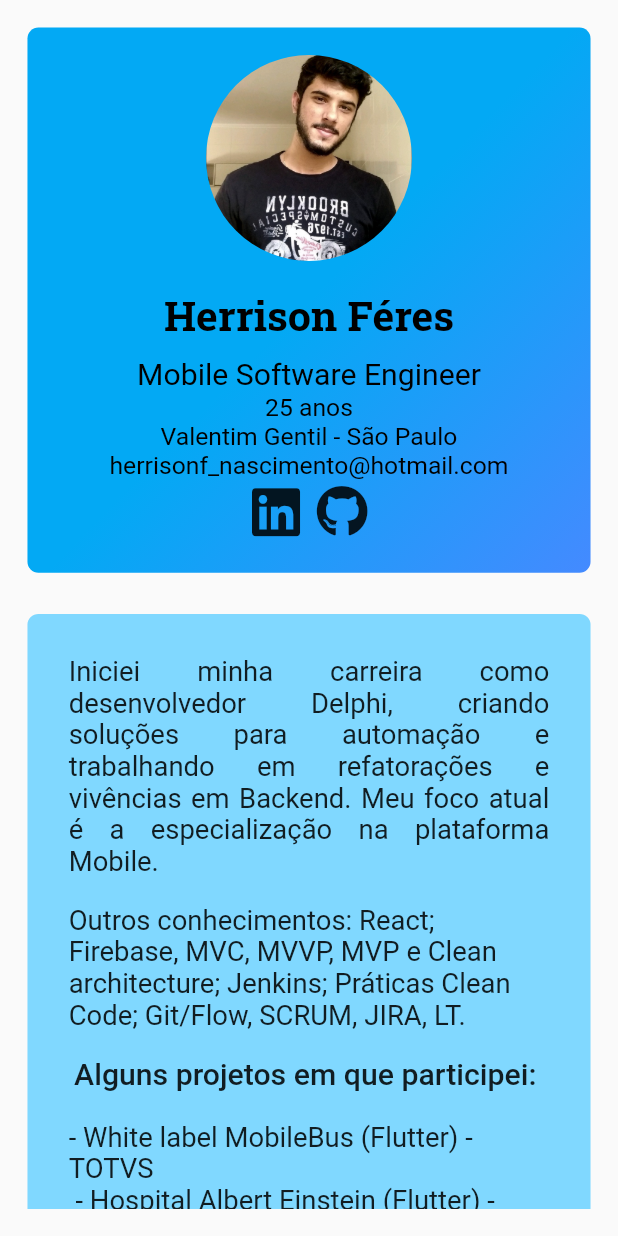
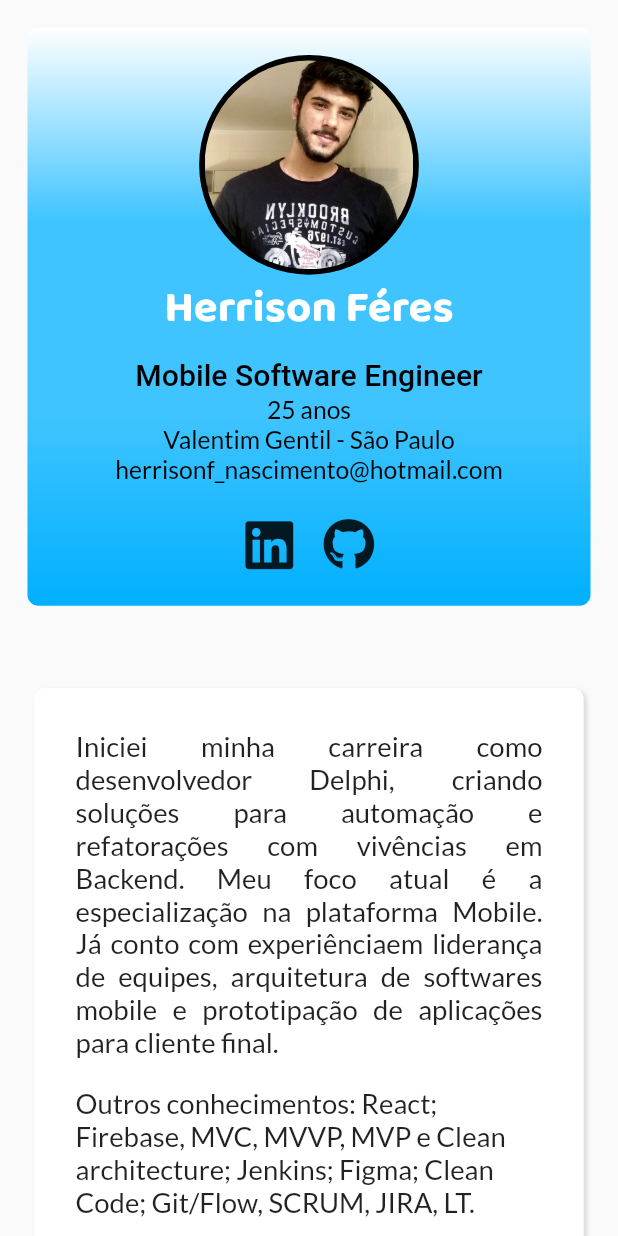
Before and after one commit to HerrisonF/curriculo_online, a Flutter app: the screen it shows after launch, on a phone screen of 412 x 824 dp. Run offline on Flutter 3.47's test engine with Material 2 defaults, Android fonts, the phone set to English and light mode, and no system bars; our stand-ins replace carousel_slider, font_awesome_flutter, get_it, go_router, google_fonts, percent_indicator and 3 more; missing offline and left inert: dart:html; Roboto replaces fonts that are missing (Mukta).

Commit message:
atualização

```diff
--- a/lib/pages/home_page/components/header_vertical_component.dart
+++ b/lib/pages/home_page/components/header_vertical_component.dart
@@ -21,17 +21,18 @@ class HeaderVerticalComponent extends StatelessWidget {
   @override
   Widget build(BuildContext context) {
     return Container(
-      padding: const EdgeInsets.only(bottom: 20),
       margin: const EdgeInsets.only(bottom: 20),
+      padding: const EdgeInsets.only(top: 20),
       width: double.infinity,
       decoration: BoxDecoration(
-        gradient: const LinearGradient(
-          begin: Alignment.topLeft,
-          end: Alignment.bottomRight,
+        gradient: LinearGradient(
+          begin: Alignment.topCenter,
+          end: Alignment.bottomCenter,
           colors: [
-            Colors.lightBlue,
-            Colors.lightBlue,
-            Colors.blueAccent,
+            Colors.white,
+            Colors.lightBlueAccent,
+            Colors.lightBlueAccent,
+            Colors.lightBlueAccent.shade400,
           ],
         ),
         borderRadius: BorderRadius.circular(8),
@@ -41,16 +42,13 @@ class HeaderVerticalComponent extends StatelessWidget {
         children: [
           const ResponsiveRowColumnItem(
             child: MyPictureWidget(
-              height: 150,
-              width: 150,
+              height: 160,
+              width: 160,
               borderRadius: 100,
             ),
           ),
-          ResponsiveRowColumnItem(
-            child: Container(
-              margin: const EdgeInsets.symmetric(horizontal: 20),
-              child: const MyPersonalInfoWidget(alignment: Alignment.center),
-            ),
+          const ResponsiveRowColumnItem(
+            child: MyPersonalInfoWidget(alignment: Alignment.center),
           ),
           ResponsiveRowColumnItem(
             child: MySocialMediaWidget(
--- a/lib/pages/home_page/components/introduction_resume_component.dart
+++ b/lib/pages/home_page/components/introduction_resume_component.dart
@@ -8,28 +8,35 @@ class IntroductionResumeComponent extends StatelessWidget {
   Widget build(BuildContext context) {
     return Container(
       padding: const EdgeInsets.symmetric(horizontal: 30, vertical: 30),
+      margin: const EdgeInsets.symmetric(horizontal: 5),
       decoration: BoxDecoration(
         borderRadius: BorderRadius.circular(8),
-        color: Colors.lightBlueAccent.shade100,
+        color: Colors.white,
+        boxShadow: const [
+          BoxShadow(
+              color: Colors.black12,
+              offset: Offset(2, 2),
+            blurRadius: 2
+          ),
+        ],
       ),
       child: Column(
         children: [
           Text(
-            "Iniciei minha carreira como desenvolvedor Delphi, criando soluções para automação e trabalhando em refatorações e vivências em Backend. Meu foco atual é a especialização na plataforma Mobile. ",
+            "Iniciei minha carreira como desenvolvedor Delphi, criando soluções para automação e refatorações com vivências em Backend. Meu foco atual é a especialização na plataforma Mobile. Já conto com experiência"
+            "em liderança de equipes, arquitetura de softwares mobile e prototipação de aplicações para cliente final.",
             textAlign: TextAlign.justify,
-            style: GoogleFonts.mukta(
+            style: GoogleFonts.lato(
               fontSize: 20,
-              fontWeight: FontWeight.w400,
             ),
           ),
           const SizedBox(
             height: 20,
           ),
           Text(
-            "Outros conhecimentos: React; Firebase, MVC, MVVP, MVP e Clean architecture; Jenkins; Práticas Clean Code; Git/Flow, SCRUM, JIRA, LT. ",
-            style: GoogleFonts.mukta(
+            "Outros conhecimentos: React; Firebase, MVC, MVVP, MVP e Clean architecture; Jenkins; Figma; Clean Code; Git/Flow, SCRUM, JIRA, LT. ",
+            style: GoogleFonts.lato(
               fontSize: 20,
-              fontWeight: FontWeight.w400,
             ),
           ),
           const SizedBox(
@@ -37,7 +44,7 @@ class IntroductionResumeComponent extends StatelessWidget {
           ),
           Text(
             "Alguns projetos em que participei: ",
-            style: GoogleFonts.mukta(
+            style: GoogleFonts.lato(
               fontSize: 22,
               fontWeight: FontWeight.w500,
             ),
@@ -53,9 +60,8 @@ class IntroductionResumeComponent extends StatelessWidget {
             "- Portal LGPD(Claro, React) - Accurate Software \n "
             "- Migração regionalizador OI(OI, Oracle Infrastructure Cloud) - Accurate Software \n "
             "- Integração CIP(CIP, Oracle Cloud) - Accurate Software, \n entre outros. ",
-            style: GoogleFonts.mukta(
+            style: GoogleFonts.lato(
               fontSize: 20,
-              fontWeight: FontWeight.w400,
             ),
           ),
           const SizedBox(
@@ -63,9 +69,9 @@ class IntroductionResumeComponent extends StatelessWidget {
           ),
           Text(
             "Minha perspectiva para o futuro é o aprimoramento do meu conhecimento em mobile, qualidade e arquitetura.",
-            style: GoogleFonts.mukta(
+            style: GoogleFonts.lato(
               fontSize: 20,
-              fontWeight: FontWeight.w700,
+              fontWeight: FontWeight.w600
             ),
           ),
         ],
--- a/lib/pages/home_page/home_page.dart
+++ b/lib/pages/home_page/home_page.dart
@@ -19,22 +19,47 @@ class HomePage extends StatelessWidget {
   @override
   Widget build(BuildContext context) {
     return Scaffold(
-      body: Container(
+      body: ListView(
+        children: [
+          Container(
             margin: const EdgeInsets.symmetric(horizontal: 20, vertical: 20),
-        child: ListView(
-          children: [
-            _homeHeader(),
-            _homeContent(),
+            child: _homeHeader(),
+          ),
+          Container(
+            margin: const EdgeInsets.only(left: 20,right: 20, top: 10),
+            child: _homeContent(),
+          ),
           const SizedBox(
             height: 50,
           ),
-            _homePortfolio(),
+          Container(
+            margin: const EdgeInsets.only(left: 20, right: 20),
+            child: _homePortfolio(),
+          ),
           const SizedBox(
             height: 50,
           ),
-            _homeCarrerTimelineContent(),
+          Container(
+            margin: const EdgeInsets.only(left: 20, right: 20),
+            child: _homeCarrerTimelineContent(),
+          ),
+          Container(
+            decoration: const BoxDecoration(
+              color: Colors.blue,
+              borderRadius: BorderRadius.only(
+                topLeft: Radius.circular(8),
+                topRight: Radius.circular(8),
+              ),
+            ),
+            height: 100,
+            child: const Center(
+              child: Text(
+                "Herrison Féres",
+                style: TextStyle(color: Colors.white),
+              ),
+            ),
+          ),
         ],
-        ),
       ),
     );
   }
@@ -112,8 +137,6 @@ class HomePage extends StatelessWidget {
   }
 
   Widget _homeCarrerTimelineContent() {
-    return Container(
-      child: const CarrerTimeLineComponent(),
-    );
+    return const CarrerTimeLineComponent();
   }
 }
--- a/lib/pages/home_page/widgets/my_personal_info_widget.dart
+++ b/lib/pages/home_page/widgets/my_personal_info_widget.dart
@@ -20,10 +20,11 @@ class MyPersonalInfoWidget extends StatelessWidget {
             alignment: alignment,
             child: Text(
               "Herrison Féres",
-              style: GoogleFonts.robotoSlab(
-                  color: Colors.black,
-                  fontSize: 30,
-                  fontWeight: FontWeight.bold),
+              style: GoogleFonts.baloo2(
+                color: Colors.white,
+                fontSize: 32,
+                fontWeight: FontWeight.bold,
+              ),
             ),
           ),
         ),
@@ -34,10 +35,11 @@ class MyPersonalInfoWidget extends StatelessWidget {
               margin: const EdgeInsets.only(top: 10),
               child: Text(
                 "Mobile Software Engineer",
-                style: GoogleFonts.roboto(
-                    color: Colors.black,
-                    fontSize: 22,
-                    fontWeight: FontWeight.w400),
+                style: GoogleFonts.balooBhai2(
+                  color: Colors.black,
+                  fontSize: 22,
+                  fontWeight: FontWeight.w500,
+                ),
               ),
             ),
           ),
@@ -47,10 +49,9 @@ class MyPersonalInfoWidget extends StatelessWidget {
             alignment: alignment,
             child: Text(
               "${DateUtil.howOldIam()} anos",
-              style: GoogleFonts.roboto(
+              style: GoogleFonts.lato(
                 color: Colors.black,
                 fontSize: 18,
-                fontWeight: FontWeight.w400,
               ),
             ),
           ),
@@ -60,10 +61,9 @@ class MyPersonalInfoWidget extends StatelessWidget {
             alignment: alignment,
             child: Text(
               "Valentim Gentil - São Paulo",
-              style: GoogleFonts.roboto(
+              style: GoogleFonts.lato(
                 color: Colors.black,
                 fontSize: 18,
-                fontWeight: FontWeight.w400,
               ),
             ),
           ),
@@ -73,10 +73,9 @@ class MyPersonalInfoWidget extends StatelessWidget {
             alignment: alignment,
             child: Text(
               "herrisonf_nascimento@hotmail.com",
-              style: GoogleFonts.roboto(
+              style: GoogleFonts.lato(
                 color: Colors.black,
                 fontSize: 18,
-                fontWeight: FontWeight.w400,
               ),
             ),
           ),
--- a/lib/pages/home_page/widgets/my_picture_widget.dart
+++ b/lib/pages/home_page/widgets/my_picture_widget.dart
@@ -15,12 +15,18 @@ class MyPictureWidget extends StatelessWidget {
   @override
   Widget build(BuildContext context) {
     return Container(
-      margin: const EdgeInsets.all(20),
+      decoration: BoxDecoration(
+        color: Colors.black,
+        borderRadius: BorderRadius.circular(borderRadius),
+      ),
       height: height,
-      width: width,
-      child: ClipRRect(
-        borderRadius: BorderRadius.circular(borderRadius),
-        child: Image.asset("assets/images/foto.png"),
+      width: height,
+      child: Container(
+        margin: const EdgeInsets.all(4),
+        child: ClipRRect(
+          borderRadius: BorderRadius.circular(borderRadius),
+          child: Image.asset("assets/images/foto.png"),
+        ),
       ),
     );
   }
--- a/lib/pages/home_page/widgets/my_social_media_widget.dart
+++ b/lib/pages/home_page/widgets/my_social_media_widget.dart
@@ -32,7 +32,7 @@ class MySocialMediaWidget extends StatelessWidget {
   @override
   Widget build(BuildContext context) {
     return Container(
-      margin: EdgeInsets.symmetric(vertical: margin ? 20 : 0),
+      margin: const EdgeInsets.symmetric(vertical: 20),
       child: ResponsiveRowColumn(
         layout: ResponsiveRowColumnType.ROW,
         rowMainAxisAlignment:
@@ -52,7 +52,7 @@ class MySocialMediaWidget extends StatelessWidget {
           ),
           ResponsiveRowColumnItem(
             child: Container(
-              margin: EdgeInsets.only(left: margin ? 10 : 0),
+              margin: const EdgeInsets.only(left: 10),
               child: IconButton(
                 onPressed: () {
                   githubCallback();
--- a/lib/pages/portfolio_page/portfolio_controller.dart
+++ b/lib/pages/portfolio_page/portfolio_controller.dart
@@ -18,7 +18,7 @@ class PortfolioController {
 
   goBack(BuildContext context){
     if(context.canPop()){
-      context.pop();
+      context.go('/');
     }
   }
 
```
Also changed, not shown: lib/pages/home_page/components/carrer_time_line_component.dart (+6 -14 lines), lib/pages/home_page/components/header_horizontal_component.dart (+19 -6 lines), lib/pages/home_page/components/portfolio_resume_component.dart (+5 -4 lines), lib/pages/home_page/components/skills_resume_component.dart (+17 -18 lines), lib/pages/home_page/widgets/carrer_item_widget.dart (+12 -5 lines), lib/pages/home_page/widgets/portfolio_item_widget.dart (+15 -7 lines), lib/pages/home_page/widgets/skill_widget.dart (+10 -5 lines), lib/pages/portfolio_page/portfolio_page.dart (+22 -9 lines), lib/pages/portfolio_page/widgets/portfolio_full_item_widget.dart (+7 -13 lines). Lines whose indentation alone changed are shown as unchanged.
